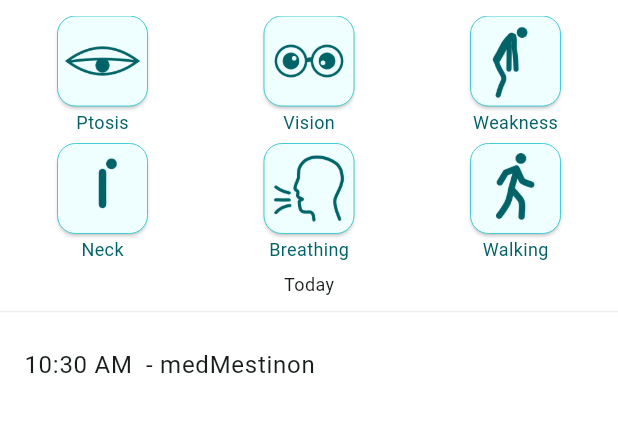
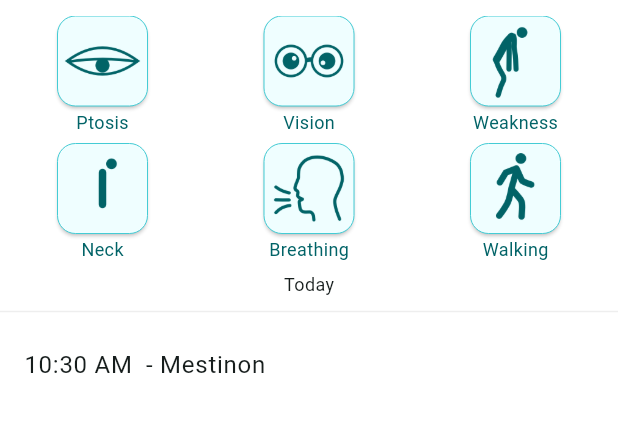
Before and after one commit to dojosgithub/mestinow, a Flutter app: the StatusPage screen opened by its route, after a tap on an icon or button, on a phone screen of 412 x 824 dp, the part 68-500 px from its top. Run offline on Flutter 3.47's test engine with Material 3 defaults, Android fonts, the phone set to English and light mode, and no system bars; drawn by our look-alikes of percent_indicator; our stand-ins replace flutter_local_notifications, objectbox, shared_preferences, timezone; missing offline and left inert: relative_time; accounts and stored records are empty; generated files the repository leaves out were written again.

Commit message:
Fix medmestinon transform

```diff
--- a/lib/pages/status.dart
+++ b/lib/pages/status.dart
@@ -431,7 +431,7 @@ class _StatusPageState extends State<StatusPage> {
                       final event = _events[index];
                       String formattedTime = '${DateFormat('h:mm a').format(event.timestamp)} '; // e.g., 5:30 PM
                       return ListTile(
-                        title: Text('$formattedTime - ${event.eventType}'),
+                        title: Text('$formattedTime - ${event.eventType=='medMestinon'?'Mestinon':event.eventType}'),
                       );
                     },
                     separatorBuilder: (context, index) => Divider(
```
